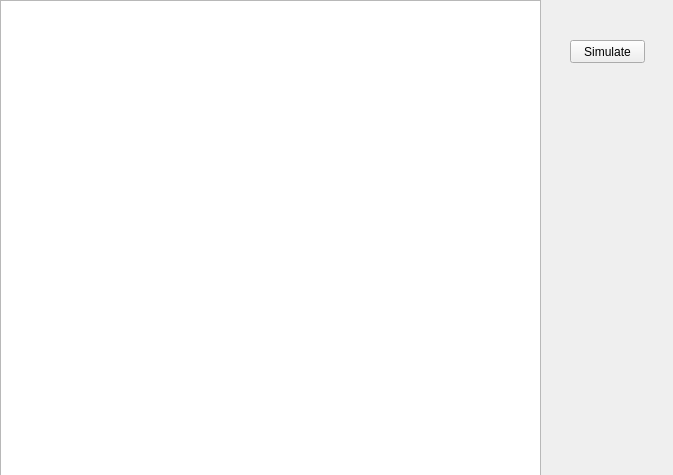
Before: the Qt Designer form LIDAR/environment_test/simulatemapwindow.ui in madmilla/THO78-Roborescue, drawn with Qt 5.
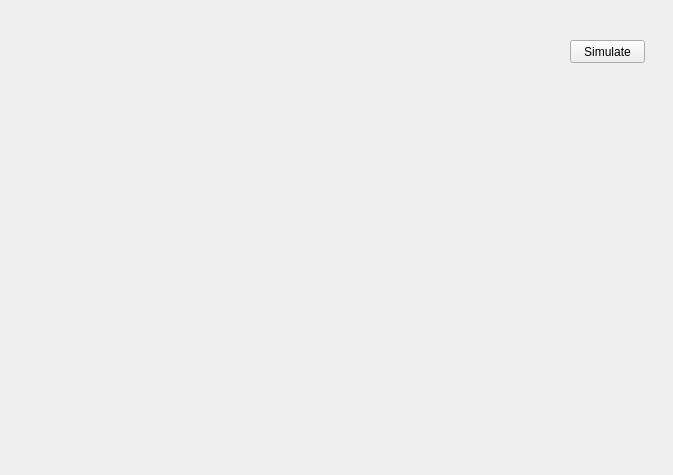
After: the same form once the commit is applied.

Commit message: Added value class

```diff
--- a/LIDAR/environment_test/simulatemapwindow.ui
+++ b/LIDAR/environment_test/simulatemapwindow.ui
@@ -13,16 +13,6 @@
   <property name="windowTitle">
    <string>Form</string>
   </property>
-  <widget class="QGraphicsView" name="graphicsView">
-   <property name="geometry">
-    <rect>
-     <x>0</x>
-     <y>0</y>
-     <width>541</width>
-     <height>481</height>
-    </rect>
-   </property>
-  </widget>
   <widget class="QPushButton" name="simulateButton">
    <property name="geometry">
     <rect>
```
The commit also changes 3 other files.
